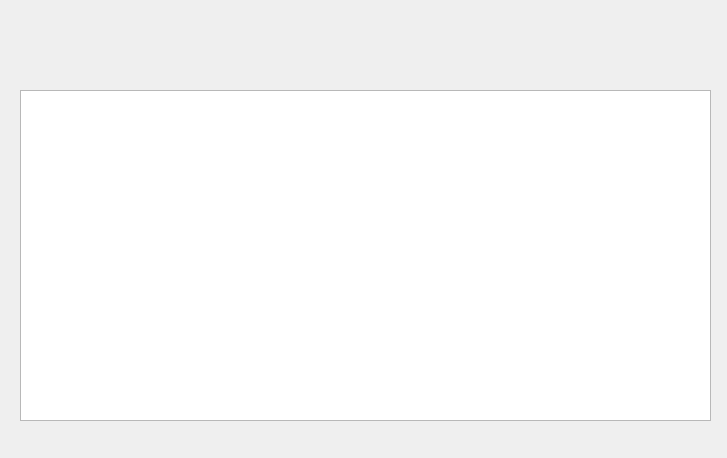
Above: platform/gui/canlogform.ui from karthagokul/kayak before the change. Below: the same form after it.
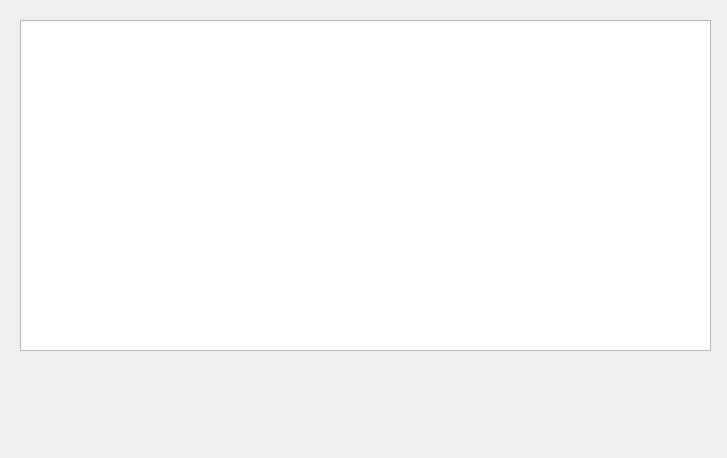
That is the form after the change.

```diff
--- a/platform/gui/canlogform.ui
+++ b/platform/gui/canlogform.ui
@@ -17,7 +17,7 @@
    <property name="geometry">
     <rect>
      <x>20</x>
-     <y>90</y>
+     <y>20</y>
      <width>691</width>
      <height>331</height>
     </rect>
```
Left out of the diff: 2 changed lines with no effect on the pictures.
